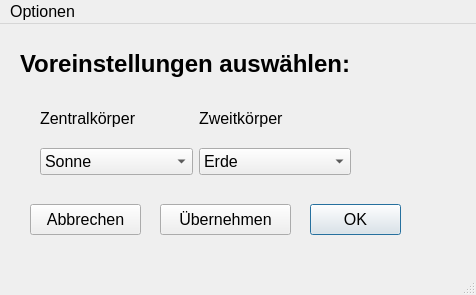
Above: ui/examples.ui from fflopsi/twobodyproblem before the change. Below: the same form after it.
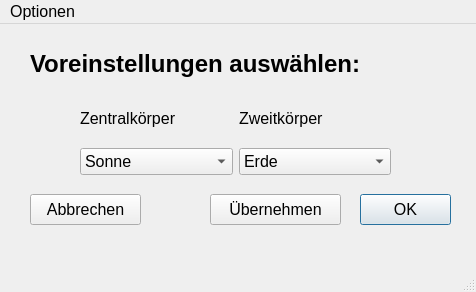
That is the form after the change.

```diff
--- a/ui/examples.ui
+++ b/ui/examples.ui
@@ -7,7 +7,7 @@
     <x>0</x>
     <y>0</y>
     <width>476</width>
-    <height>295</height>
+    <height>292</height>
    </rect>
   </property>
   <property name="sizePolicy">
@@ -40,9 +40,9 @@
    <widget class="QLabel" name="label_17">
     <property name="geometry">
      <rect>
-      <x>20</x>
+      <x>30</x>
       <y>20</y>
-      <width>451</width>
+      <width>441</width>
       <height>41</height>
      </rect>
     </property>
@@ -53,7 +53,7 @@
    <widget class="QWidget" name="gridLayoutWidget">
     <property name="geometry">
      <rect>
-      <x>40</x>
+      <x>80</x>
       <y>70</y>
       <width>311</width>
       <height>81</height>
@@ -117,8 +117,8 @@
    <widget class="QPushButton" name="b_ok">
     <property name="geometry">
      <rect>
-      <x>310</x>
-      <y>180</y>
+      <x>360</x>
+      <y>170</y>
       <width>91</width>
       <height>31</height>
      </rect>
@@ -134,7 +134,7 @@
     <property name="geometry">
      <rect>
       <x>30</x>
-      <y>180</y>
+      <y>170</y>
       <width>111</width>
       <height>31</height>
      </rect>
@@ -146,8 +146,8 @@
    <widget class="QPushButton" name="b_fill">
     <property name="geometry">
      <rect>
-      <x>160</x>
-      <y>180</y>
+      <x>210</x>
+      <y>170</y>
       <width>131</width>
       <height>31</height>
      </rect>
```
